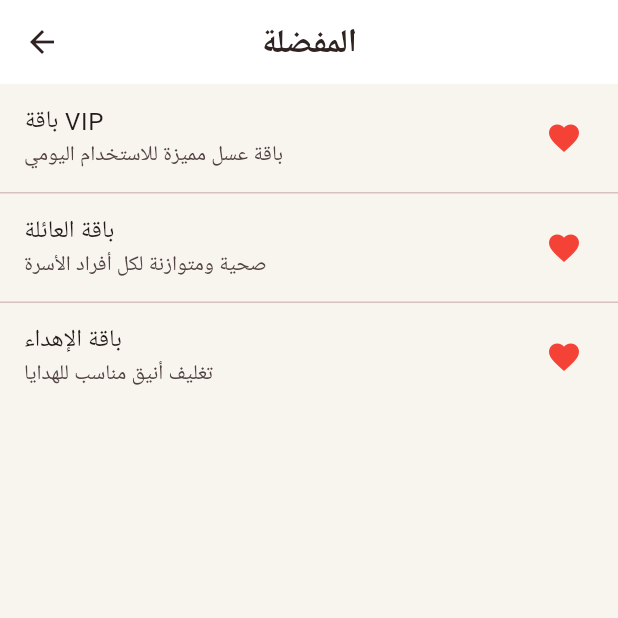
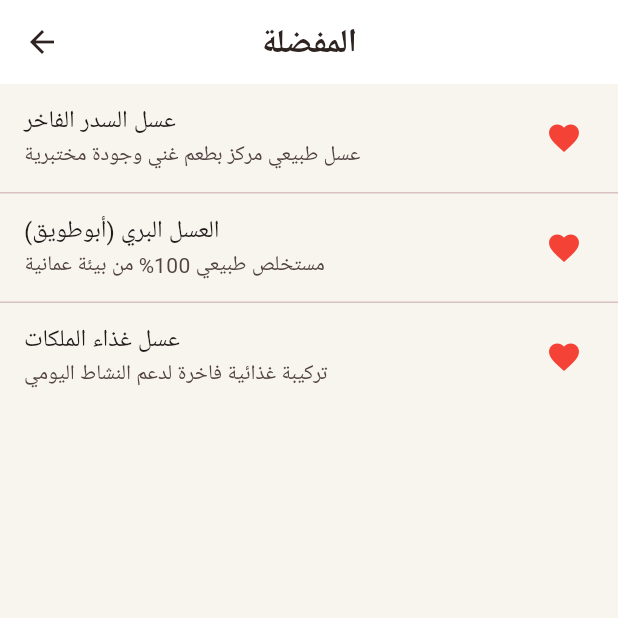
Before and after one commit to steev2058/aziz-honey-flutter-ui, a Flutter app: the WishlistScreen screen opened by its route, on a phone screen of 412 x 824 dp, the top half of it. Run offline on Flutter 3.47's test engine with Material 3 defaults, Android fonts, the phone set to English and light mode, and no system bars; network calls fail.

Commit message:
chore(content): switch mock catalog to honey products and rename brand to عزيز

```diff
--- a/lib/data/mock_data.dart
+++ b/lib/data/mock_data.dart
@@ -2,27 +2,27 @@ import '../models/product.dart';
 
 const products = [
   Product(
-    id: 'vip',
-    name: 'باقة VIP',
-    subtitle: 'باقة عسل مميزة للاستخدام اليومي',
+    id: 'sidr-premium',
+    name: 'عسل السدر الفاخر',
+    subtitle: 'عسل طبيعي مركز بطعم غني وجودة مختبرية',
     image: 'https://images.unsplash.com/photo-1587049352846-4a222e784d38?w=900',
-    price: 19.6,
-    oldPrice: 88,
+    price: 22.5,
+    oldPrice: 36,
   ),
   Product(
-    id: 'family',
-    name: 'باقة العائلة',
-    subtitle: 'صحية ومتوازنة لكل أفراد الأسرة',
+    id: 'wild-honey',
+    name: 'العسل البري (أبوطويق)',
+    subtitle: 'مستخلص طبيعي 100% من بيئة عمانية',
     image: 'https://images.unsplash.com/photo-1471943038886-87c772c31367?w=900',
-    price: 29.7,
-    oldPrice: 136,
+    price: 19.9,
+    oldPrice: 30,
   ),
   Product(
-    id: 'gift',
-    name: 'باقة الإهداء',
-    subtitle: 'تغليف أنيق مناسب للهدايا',
+    id: 'royal-jelly',
+    name: 'عسل غذاء الملكات',
+    subtitle: 'تركيبة غذائية فاخرة لدعم النشاط اليومي',
     image: 'https://images.unsplash.com/photo-1514996937319-344454492b37?w=900',
-    price: 11.1,
-    oldPrice: 36,
+    price: 24.0,
+    oldPrice: 38,
   ),
 ];
--- a/lib/screens/home_screen.dart
+++ b/lib/screens/home_screen.dart
@@ -29,7 +29,7 @@ class HomeScreen extends StatelessWidget {
                         child: Column(
                           crossAxisAlignment: CrossAxisAlignment.start,
                           children: [
-                            Text('أزيز للعسل البري', style: TextStyle(color: Colors.white, fontSize: 20, fontWeight: FontWeight.w800)),
+                            Text('عزيز للعسل البري', style: TextStyle(color: Colors.white, fontSize: 20, fontWeight: FontWeight.w800)),
                             SizedBox(height: 6),
                             Text('العسل الذي يطلبه مرضى السكري', style: TextStyle(color: Colors.white70)),
                           ],
--- a/lib/screens/splash_screen.dart
+++ b/lib/screens/splash_screen.dart
@@ -49,7 +49,7 @@ class _SplashScreenState extends State<SplashScreen> {
             SizedBox(height: 18),
             Text('Aziz Honey', style: TextStyle(color: Colors.white, fontSize: 32, fontWeight: FontWeight.w800)),
             SizedBox(height: 6),
-            Text('أزيز للعسل البري', style: TextStyle(color: Colors.white70, fontSize: 16, fontWeight: FontWeight.w600)),
+            Text('عزيز للعسل البري', style: TextStyle(color: Colors.white70, fontSize: 16, fontWeight: FontWeight.w600)),
           ],
         ),
       ),
```
